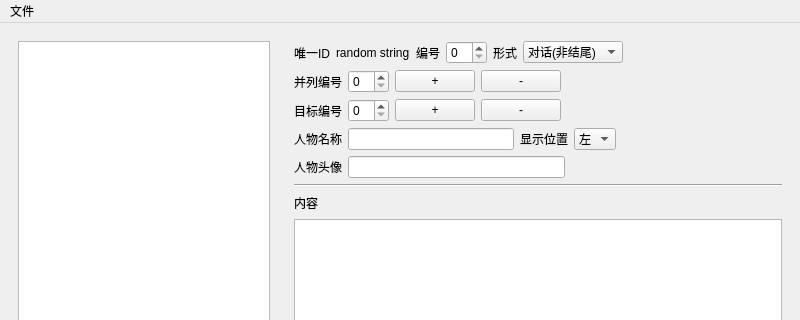
Qt form ui/mainwindow.ui (Jovany-Rong/awesomedialog-generator) before a commit; both pictures show x 0 to 800 and y 0 to 320 of the 800 by 609 pixel window.
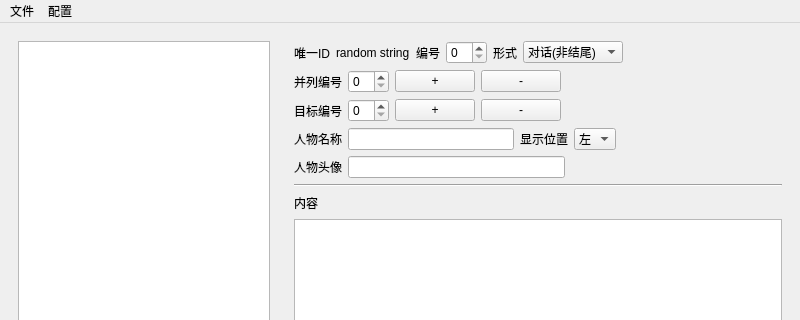
The same form after that commit.

Commit message: make db connection ui file

The edit to the form file:
```diff
--- a/ui/mainwindow.ui
+++ b/ui/mainwindow.ui
@@ -347,7 +347,7 @@
      <x>0</x>
      <y>0</y>
      <width>800</width>
-     <height>26</height>
+     <height>22</height>
     </rect>
    </property>
    <widget class="QMenu" name="menuFile">
@@ -359,7 +359,14 @@
     <addaction name="actionSave"/>
     <addaction name="actionSaveAs"/>
    </widget>
+   <widget class="QMenu" name="menuConfig">
+    <property name="title">
+     <string>配置</string>
+    </property>
+    <addaction name="actionConnection"/>
+   </widget>
    <addaction name="menuFile"/>
+   <addaction name="menuConfig"/>
   </widget>
   <widget class="QStatusBar" name="statusbar"/>
   <action name="actionNew">
```
Left out of the diff: 5 changed lines with no effect on the pictures. The commit also changes 3 other files.
